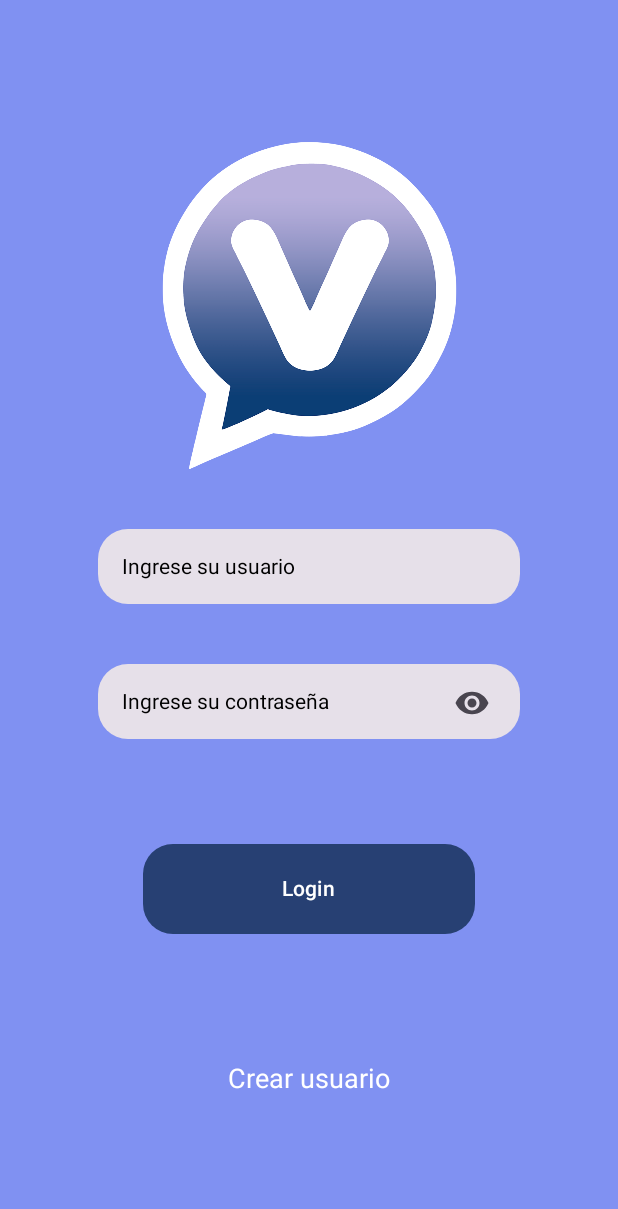
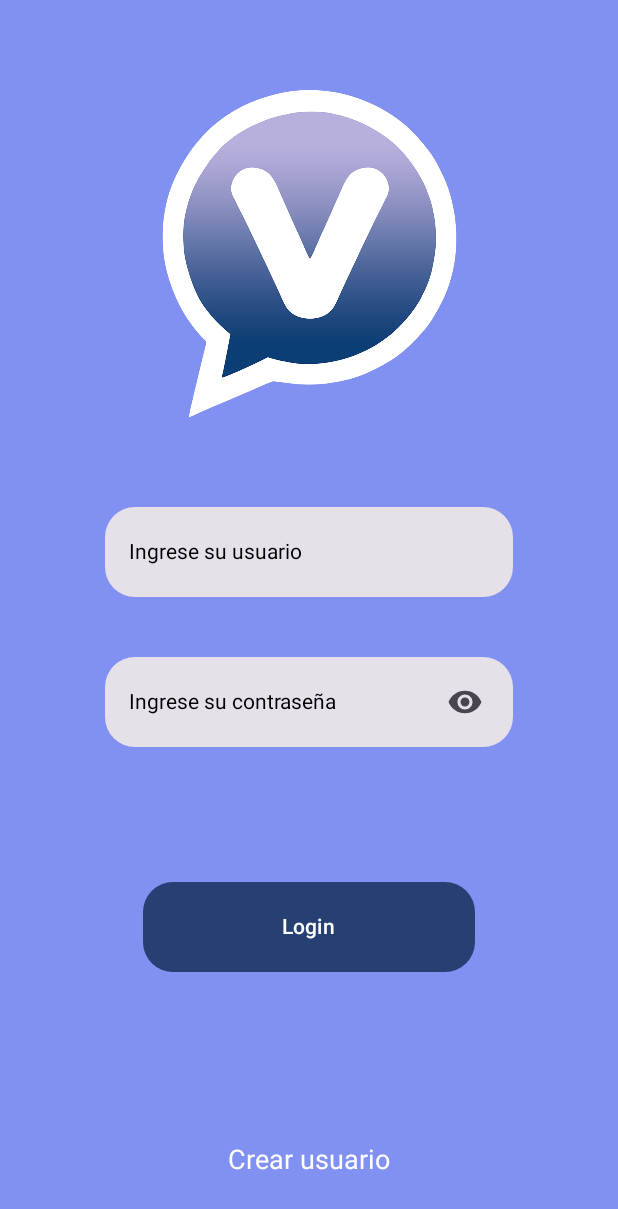
Before and after one commit to danielhidalgo2/ANDROIDVASS, an Android app built with Jetpack Compose: the screen it shows after launch (LoginView), on a phone screen of 412 x 824 dp. Shown: the top 1209 px of the screen. Run offline under Robolectric (Android 15) with nearby library versions, the phone set to English and light mode, and no system bars.

Commit message:
change sizes

```diff
--- a/app/src/main/java/com/chat/whatsvass/ui/theme/login/LoginView.kt
+++ b/app/src/main/java/com/chat/whatsvass/ui/theme/login/LoginView.kt
@@ -70,8 +70,8 @@ fun LoginScreen(viewModel: LoginViewModel) {
     val context = LocalContext.current
     val loginResult by viewModel.loginResult.collectAsState()
     // Variables de estado para almacenar el usuario y la contraseña
-    var username by remember { mutableStateOf("") }
-    var password by remember { mutableStateOf("") }
+    val username by remember { mutableStateOf("") }
+    val password by remember { mutableStateOf("") }
 
     Box(
         modifier = Modifier
@@ -84,16 +84,17 @@ fun LoginScreen(viewModel: LoginViewModel) {
             horizontalAlignment = Alignment.CenterHorizontally,
             verticalArrangement = Arrangement.Center
         ) {
+            Spacer(modifier = Modifier.height(60.dp))
             Logo()
-            Spacer(modifier = Modifier.height(40.dp))
+            Spacer(modifier = Modifier.height(60.dp))
             val textFieldModifier = Modifier
                 .fillMaxWidth()
-                .padding(horizontal = 65.dp)
-                .height(50.dp)
+                .padding(horizontal = 70.dp)
+                .height(60.dp)
             UserTextField(modifier = textFieldModifier)
             Spacer(modifier = Modifier.height(40.dp))
             PasswordTextField(modifier = textFieldModifier)
-            Spacer(modifier = Modifier.height(70.dp))
+            Spacer(modifier = Modifier.height(90.dp))
             LoginButton(
                 onClick = {
                     viewModel.loginUser(username, password) // Pasar las cadenas de usuario y contraseña
@@ -102,9 +103,10 @@ fun LoginScreen(viewModel: LoginViewModel) {
                     .padding(horizontal = 95.dp)
                     .height(60.dp)
             )
-            Spacer(modifier = Modifier.height(70.dp))
-            Spacer(modifier = Modifier.padding(bottom = 16.dp)) // Agrega un margen desde abajo
+            Spacer(modifier = Modifier.weight(0.3f))
             CreateAccountText()
+            Spacer(modifier = Modifier.height(40.dp))
+
         }
     }
 
```
